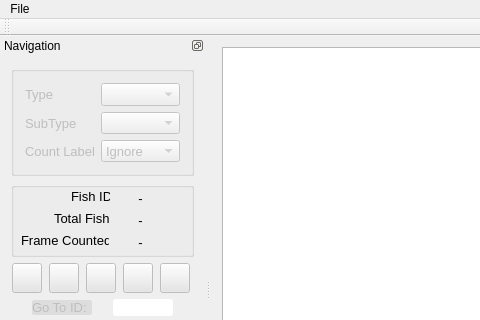
This is src/video_annotator/mainwindow.ui in cvisionai/Tator-Native as Qt 5 draws it before an edit; both pictures show x 0 to 480 and y 0 to 320 of the 822 by 564 pixel window. The edited form follows.
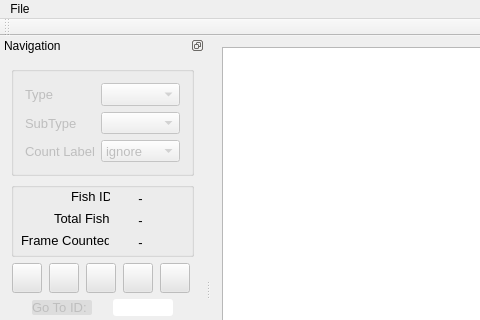
This is the edited form.

Commit message: Change track labels to lowercase

What changed in the file:
```diff
--- a/src/video_annotator/mainwindow.ui
+++ b/src/video_annotator/mainwindow.ui
@@ -812,7 +812,7 @@
           </property>
           <item>
            <property name="text">
-            <string>Ignore</string>
+            <string>ignore</string>
            </property>
           </item>
           <item>
```
Left out of the diff: 4 changed lines with no effect on the pictures.
